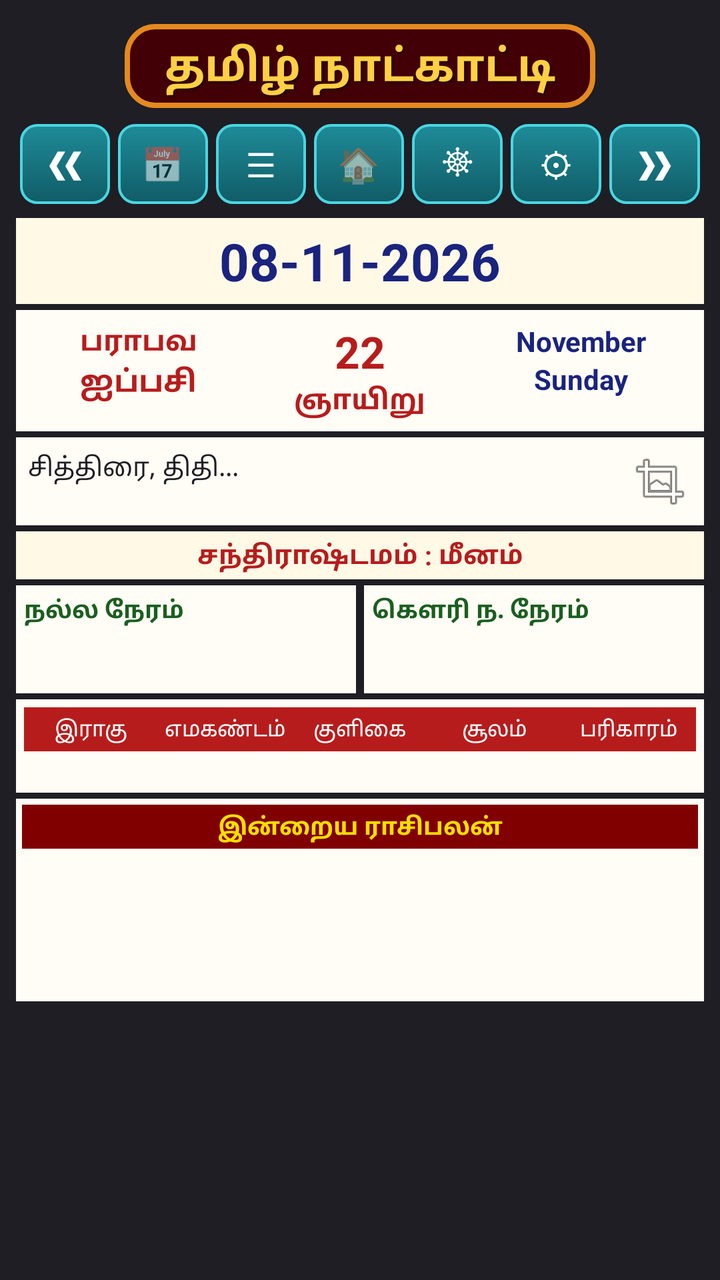
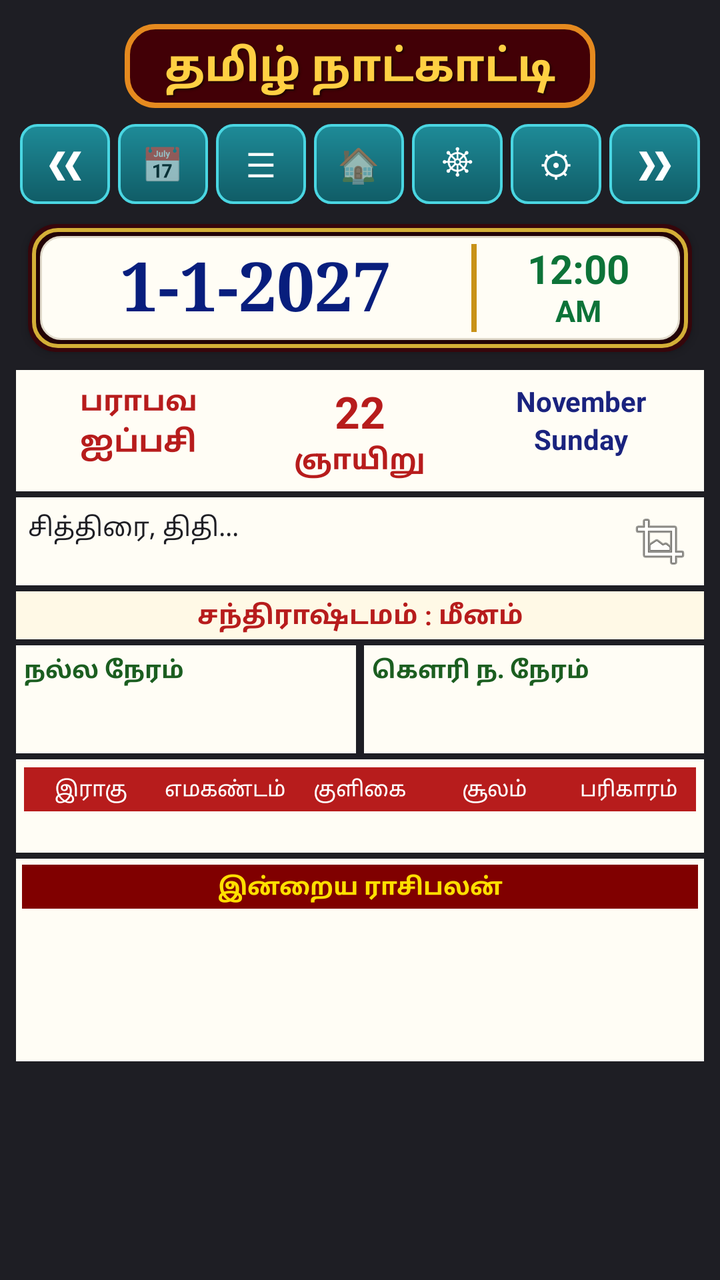

Before-and-after screenshots of an Android layout around one commit, followed by the original layout XML and the change that was made.
<!-- AndroidManifest.xml: application theme Theme.MaterialComponents.DayNight.NoActionBar -->
<!-- res/layout/fragment_panchangam.xml -->
<?xml version="1.0" encoding="utf-8"?>
<LinearLayout xmlns:android="http://schemas.android.com/apk/res/android"
    android:layout_width="match_parent"
    android:layout_height="match_parent"
    android:orientation="vertical"
    android:background="#1E1E24"
    android:padding="8dp">

    
    <TextView
        android:id="@+id/tv_app_title_banner"
        android:layout_width="wrap_content"
        android:layout_height="wrap_content"
        android:layout_gravity="center_horizontal"
        android:layout_marginTop="4dp"
        android:layout_marginBottom="8dp"
        android:background="@drawable/bg_gold_header_texture"
        android:text="தமிழ் நாட்காட்டி"
        android:textColor="#FFD043"
        android:textSize="22sp"
        android:textStyle="bold"
        android:shadowColor="#1A0000"
        android:shadowDx="1.5"
        android:shadowDy="2.0"
        android:shadowRadius="2.0"
        android:includeFontPadding="false" />

    
    <LinearLayout
        android:id="@+id/layout_nav_toolbar"
        android:layout_width="match_parent"
        android:layout_height="40dp"
        android:gravity="center_vertical"
        android:orientation="horizontal"
        android:weightSum="7"
        android:layout_marginBottom="4dp">

        <TextView
            android:id="@+id/btn_action_prev"
            android:layout_width="0dp"
            android:layout_height="match_parent"
            android:layout_weight="1"
            android:layout_marginHorizontal="2dp"
            android:background="@drawable/bg_header_btn_ripple"
            android:gravity="center"
            android:text="❮❮"
            android:textColor="#FFFFFF"
            android:textSize="16sp"
            android:textStyle="bold" />

        <TextView
            android:id="@+id/btn_action_datepicker"
            android:layout_width="0dp"
            android:layout_height="match_parent"
            android:layout_weight="1"
            android:layout_marginHorizontal="2dp"
            android:background="@drawable/bg_header_btn_ripple"
            android:gravity="center"
            android:text="📅"
            android:textSize="17sp" />

        <TextView
            android:id="@+id/btn_action_menu"
            android:layout_width="0dp"
            android:layout_height="match_parent"
            android:layout_weight="1"
            android:layout_marginHorizontal="2dp"
            android:background="@drawable/bg_header_btn_ripple"
            android:gravity="center"
            android:text="☰"
            android:textColor="#FFFFFF"
            android:textSize="17sp" />

        <TextView
            android:id="@+id/btn_action_today"
            android:layout_width="0dp"
            android:layout_height="match_parent"
            android:layout_weight="1"
            android:layout_marginHorizontal="2dp"
            android:background="@drawable/bg_header_btn_ripple"
            android:gravity="center"
            android:text="🏠"
            android:textSize="17sp" />

        <TextView
            android:id="@+id/btn_action_horai"
            android:layout_width="0dp"
            android:layout_height="match_parent"
            android:layout_weight="1"
            android:layout_marginHorizontal="2dp"
            android:background="@drawable/bg_header_btn_ripple"
            android:gravity="center"
            android:text="☸"
            android:textColor="#FFFFFF"
            android:textSize="17sp" />

        <TextView
            android:id="@+id/btn_action_settings"
            android:layout_width="0dp"
            android:layout_height="match_parent"
            android:layout_weight="1"
            android:layout_marginHorizontal="2dp"
            android:background="@drawable/bg_header_btn_ripple"
            android:gravity="center"
            android:text="⚙"
            android:textColor="#FFFFFF"
            android:textSize="17sp" />

        <TextView
            android:id="@+id/btn_action_next"
            android:layout_width="0dp"
            android:layout_height="match_parent"
            android:layout_weight="1"
            android:layout_marginHorizontal="2dp"
            android:background="@drawable/bg_header_btn_ripple"
            android:gravity="center"
            android:text="❯❯"
            android:textColor="#FFFFFF"
            android:textSize="16sp"
            android:textStyle="bold" />
    </LinearLayout>

    
    <TextView
        android:id="@+id/tv_big_gregorian_date"
        android:layout_width="match_parent"
        android:layout_height="wrap_content"
        android:gravity="center"
        android:background="#FFF9E6"
        android:textColor="#1A237E"
        android:textSize="26sp"
        android:textStyle="bold"
        android:paddingVertical="4dp"
        android:layout_marginTop="3dp"
        android:text="08-11-2026" />

    
    <LinearLayout
        android:layout_width="match_parent"
        android:layout_height="wrap_content"
        android:background="#FFFDF5"
        android:orientation="horizontal"
        android:weightSum="3"
        android:padding="6dp"
        android:layout_marginTop="3dp">

        <LinearLayout android:layout_width="0dp" android:layout_height="wrap_content" android:layout_weight="1" android:gravity="center" android:orientation="vertical">
            <TextView android:id="@+id/tv_banner_tamil_year" android:layout_width="wrap_content" android:layout_height="wrap_content" android:text="பராபவ" android:textColor="#B71C1C" android:textSize="14sp" android:textStyle="bold" />
            <TextView android:id="@+id/tv_banner_tamil_month" android:layout_width="wrap_content" android:layout_height="wrap_content" android:text="ஐப்பசி" android:textColor="#B71C1C" android:textSize="15sp" android:textStyle="bold" />
        </LinearLayout>

        <LinearLayout android:layout_width="0dp" android:layout_height="wrap_content" android:layout_weight="1" android:gravity="center" android:orientation="vertical">
            <TextView android:id="@+id/tv_banner_tamil_date" android:layout_width="wrap_content" android:layout_height="wrap_content" android:text="22" android:textColor="#B71C1C" android:textSize="22sp" android:textStyle="bold" />
            <TextView android:id="@+id/tv_banner_tamil_weekday" android:layout_width="wrap_content" android:layout_height="wrap_content" android:text="ஞாயிறு" android:textColor="#B71C1C" android:textSize="14sp" android:textStyle="bold" />
        </LinearLayout>

        <LinearLayout android:layout_width="0dp" android:layout_height="wrap_content" android:layout_weight="1" android:gravity="center" android:orientation="vertical">
            <TextView android:id="@+id/tv_banner_eng_month" android:layout_width="wrap_content" android:layout_height="wrap_content" android:text="November" android:textColor="#1A237E" android:textSize="14sp" android:textStyle="bold" />
            <TextView android:id="@+id/tv_banner_eng_weekday" android:layout_width="wrap_content" android:layout_height="wrap_content" android:text="Sunday" android:textColor="#1A237E" android:textSize="14sp" android:textStyle="bold" />
        </LinearLayout>
    </LinearLayout>

    <FrameLayout
        android:layout_width="match_parent"
        android:layout_height="wrap_content"
        android:layout_marginTop="3dp">

        <LinearLayout
            android:id="@+id/layout_simple_mode"
            android:layout_width="match_parent"
            android:layout_height="wrap_content"
            android:orientation="vertical">

            <RelativeLayout
                android:layout_width="match_parent"
                android:layout_height="wrap_content"
                android:background="#FFFDF5"
                android:padding="6dp">

                <TextView
                    android:id="@+id/tv_simple_panchangam_paragraph"
                    android:layout_width="match_parent"
                    android:layout_height="wrap_content"
                    android:textColor="#1E1E24"
                    android:textSize="13sp"
                    android:lineSpacingExtra="2dp"
                    android:text="சித்திரை, திதி..." />

                <ImageButton
                    android:id="@+id/btn_toggle_expand"
                    android:layout_width="32dp"
                    android:layout_height="32dp"
                    android:layout_alignParentEnd="true"
                    android:background="?attr/selectableItemBackground"
                    android:src="@android:drawable/ic_menu_crop" />
            </RelativeLayout>

            <TextView
                android:id="@+id/tv_simple_chandrashtamam"
                android:layout_width="match_parent"
                android:layout_height="wrap_content"
                android:gravity="center"
                android:background="#FFF9E6"
                android:textColor="#B71C1C"
                android:textSize="13sp"
                android:textStyle="bold"
                android:paddingVertical="3dp"
                android:layout_marginTop="3dp"
                android:text="சந்திராஷ்டமம் : மீனம்" />

            
            <LinearLayout
                android:layout_width="match_parent"
                android:layout_height="wrap_content"
                android:orientation="horizontal"
                android:layout_marginTop="3dp">

                <LinearLayout
                    android:layout_width="0dp"
                    android:layout_height="wrap_content"
                    android:layout_weight="1"
                    android:orientation="vertical"
                    android:background="#FFFDF5"
                    android:layout_marginEnd="2dp"
                    android:padding="4dp">
                    <TextView android:layout_width="match_parent" android:layout_height="wrap_content" android:text="நல்ல நேரம்" android:textColor="#1B5E20" android:textStyle="bold" android:textSize="12sp" />
                    <TextView android:id="@+id/tv_simple_nalla_neram_morning" android:layout_width="wrap_content" android:layout_height="wrap_content" android:textColor="#333333" android:textSize="11sp" />
                    <TextView android:id="@+id/tv_simple_nalla_neram_evening" android:layout_width="wrap_content" android:layout_height="wrap_content" android:textColor="#333333" android:textSize="11sp" />
                </LinearLayout>

                <LinearLayout
                    android:layout_width="0dp"
                    android:layout_height="wrap_content"
                    android:layout_weight="1"
                    android:orientation="vertical"
                    android:background="#FFFDF5"
                    android:layout_marginStart="2dp"
                    android:padding="4dp">
                    <TextView android:layout_width="match_parent" android:layout_height="wrap_content" android:text="கௌரி ந. நேரம்" android:textColor="#1B5E20" android:textStyle="bold" android:textSize="12sp" />
                    <TextView android:id="@+id/tv_simple_gowri_morning" android:layout_width="wrap_content" android:layout_height="wrap_content" android:textColor="#333333" android:textSize="11sp" />
                    <TextView android:id="@+id/tv_simple_gowri_evening" android:layout_width="wrap_content" android:layout_height="wrap_content" android:textColor="#333333" android:textSize="11sp" />
                </LinearLayout>
            </LinearLayout>

            
            <LinearLayout
                android:layout_width="match_parent"
                android:layout_height="wrap_content"
                android:orientation="vertical"
                android:background="#FFFDF5"
                android:layout_marginTop="3dp"
                android:padding="4dp">

                <LinearLayout android:layout_width="match_parent" android:layout_height="22dp" android:background="#B71C1C" android:weightSum="5">
                    <TextView android:layout_width="0dp" android:layout_height="match_parent" android:layout_weight="1" android:gravity="center" android:text="இராகு" android:textColor="#FFFFFF" android:textSize="10.5sp" />
                    <TextView android:layout_width="0dp" android:layout_height="match_parent" android:layout_weight="1" android:gravity="center" android:text="எமகண்டம்" android:textColor="#FFFFFF" android:textSize="10.5sp" />
                    <TextView android:layout_width="0dp" android:layout_height="match_parent" android:layout_weight="1" android:gravity="center" android:text="குளிகை" android:textColor="#FFFFFF" android:textSize="10.5sp" />
                    <TextView android:layout_width="0dp" android:layout_height="match_parent" android:layout_weight="1" android:gravity="center" android:text="சூலம்" android:textColor="#FFFFFF" android:textSize="10.5sp" />
                    <TextView android:layout_width="0dp" android:layout_height="match_parent" android:layout_weight="1" android:gravity="center" android:text="பரிகாரம்" android:textColor="#FFFFFF" android:textSize="10.5sp" />
                </LinearLayout>

                <LinearLayout android:layout_width="match_parent" android:layout_height="wrap_content" android:weightSum="5" android:paddingTop="3dp">
                    <TextView android:id="@+id/tv_simple_rahu" android:layout_width="0dp" android:layout_height="wrap_content" android:layout_weight="1" android:gravity="center" android:textColor="#222" android:textSize="9.5sp" />
                    <TextView android:id="@+id/tv_simple_yamagandam" android:layout_width="0dp" android:layout_height="wrap_content" android:layout_weight="1" android:gravity="center" android:textColor="#222" android:textSize="9.5sp" />
                    <TextView android:id="@+id/tv_simple_kuligai" android:layout_width="0dp" android:layout_height="wrap_content" android:layout_weight="1" android:gravity="center" android:textColor="#222" android:textSize="9.5sp" />
                    <TextView android:id="@+id/tv_simple_soolam" android:layout_width="0dp" android:layout_height="wrap_content" android:layout_weight="1" android:gravity="center" android:textColor="#222" android:textSize="10sp" />
                    <TextView android:id="@+id/tv_simple_parikaram" android:layout_width="0dp" android:layout_height="wrap_content" android:layout_weight="1" android:gravity="center" android:textColor="#222" android:textSize="10sp" />
                </LinearLayout>
            </LinearLayout>

            
            <LinearLayout
                android:layout_width="match_parent"
                android:layout_height="wrap_content"
                android:orientation="vertical"
                android:background="#FFFDF5"
                android:layout_marginTop="3dp"
                android:padding="3dp">

                <TextView
                    android:layout_width="match_parent"
                    android:layout_height="22dp"
                    android:gravity="center"
                    android:background="#800000"
                    android:text="இன்றைய ராசிபலன்"
                    android:textColor="#FFDF00"
                    android:textSize="12sp"
                    android:textStyle="bold" />

                
                <LinearLayout android:layout_width="match_parent" android:layout_height="wrap_content" android:weightSum="3" android:paddingVertical="2dp">
                    <TextView android:id="@+id/tv_rasi_mesham" android:layout_width="0dp" android:layout_height="wrap_content" android:layout_weight="1" android:gravity="center" android:textColor="#222" android:textSize="10.5sp" android:textStyle="bold" />
                    <TextView android:id="@+id/tv_rasi_rishabam" android:layout_width="0dp" android:layout_height="wrap_content" android:layout_weight="1" android:gravity="center" android:textColor="#222" android:textSize="10.5sp" android:textStyle="bold" />
                    <TextView android:id="@+id/tv_rasi_mithunam" android:layout_width="0dp" android:layout_height="wrap_content" android:layout_weight="1" android:gravity="center" android:textColor="#222" android:textSize="10.5sp" android:textStyle="bold" />
                </LinearLayout>

                
                <LinearLayout android:layout_width="match_parent" android:layout_height="wrap_content" android:weightSum="3" android:paddingVertical="2dp">
                    <TextView android:id="@+id/tv_rasi_kadagam" android:layout_width="0dp" android:layout_height="wrap_content" android:layout_weight="1" android:gravity="center" android:textColor="#222" android:textSize="10.5sp" android:textStyle="bold" />
                    <TextView android:id="@+id/tv_rasi_simmam" android:layout_width="0dp" android:layout_height="wrap_content" android:layout_weight="1" android:gravity="center" android:textColor="#222" android:textSize="10.5sp" android:textStyle="bold" />
                    <TextView android:id="@+id/tv_rasi_kanni" android:layout_width="0dp" android:layout_height="wrap_content" android:layout_weight="1" android:gravity="center" android:textColor="#222" android:textSize="10.5sp" android:textStyle="bold" />
                </LinearLayout>

                
                <LinearLayout android:layout_width="match_parent" android:layout_height="wrap_content" android:weightSum="3" android:paddingVertical="2dp">
                    <TextView android:id="@+id/tv_rasi_thulaam" android:layout_width="0dp" android:layout_height="wrap_content" android:layout_weight="1" android:gravity="center" android:textColor="#222" android:textSize="10.5sp" android:textStyle="bold" />
                    <TextView android:id="@+id/tv_rasi_viruchigam" android:layout_width="0dp" android:layout_height="wrap_content" android:layout_weight="1" android:gravity="center" android:textColor="#222" android:textSize="10.5sp" android:textStyle="bold" />
                    <TextView android:id="@+id/tv_rasi_dhanusu" android:layout_width="0dp" android:layout_height="wrap_content" android:layout_weight="1" android:gravity="center" android:textColor="#222" android:textSize="10.5sp" android:textStyle="bold" />
                </LinearLayout>

                
                <LinearLayout android:layout_width="match_parent" android:layout_height="wrap_content" android:weightSum="3" android:paddingVertical="2dp">
                    <TextView android:id="@+id/tv_rasi_magaram" android:layout_width="0dp" android:layout_height="wrap_content" android:layout_weight="1" android:gravity="center" android:textColor="#222" android:textSize="10.5sp" android:textStyle="bold" />
                    <TextView android:id="@+id/tv_rasi_kumbam" android:layout_width="0dp" android:layout_height="wrap_content" android:layout_weight="1" android:gravity="center" android:textColor="#222" android:textSize="10.5sp" android:textStyle="bold" />
                    <TextView android:id="@+id/tv_rasi_meenam" android:layout_width="0dp" android:layout_height="wrap_content" android:layout_weight="1" android:gravity="center" android:textColor="#222" android:textSize="10.5sp" android:textStyle="bold" />
                </LinearLayout>
            </LinearLayout>
        </LinearLayout>

        
        <LinearLayout
            android:id="@+id/layout_expanded_mode"
            android:layout_width="match_parent"
            android:layout_height="wrap_content"
            android:orientation="vertical"
            android:visibility="gone">
            <ImageButton
                android:id="@+id/btn_toggle_collapse"
                android:layout_width="32dp"
                android:layout_height="32dp"
                android:layout_gravity="end"
                android:background="?attr/selectableItemBackground"
                android:src="@android:drawable/ic_menu_close_clear_cancel" />
            <TextView android:id="@+id/tv_exp_sun_timings" android:layout_width="wrap_content" android:layout_height="wrap_content" android:textColor="#FFF" />
            <TextView android:id="@+id/tv_exp_moon_timings" android:layout_width="wrap_content" android:layout_height="wrap_content" android:textColor="#FFF" />
            <TextView android:id="@+id/tv_exp_tithi_name" android:layout_width="wrap_content" android:layout_height="wrap_content" android:textColor="#FFF" />
            <TextView android:id="@+id/tv_exp_tithi_time" android:layout_width="wrap_content" android:layout_height="wrap_content" android:textColor="#FFF" />
            <TextView android:id="@+id/tv_exp_nakshatra_name" android:layout_width="wrap_content" android:layout_height="wrap_content" android:textColor="#FFF" />
            <TextView android:id="@+id/tv_exp_nakshatra_time" android:layout_width="wrap_content" android:layout_height="wrap_content" android:textColor="#FFF" />
            <TextView android:id="@+id/tv_exp_amritadi_yoga" android:layout_width="wrap_content" android:layout_height="wrap_content" android:textColor="#FFF" />
            <TextView android:id="@+id/tv_exp_chandrashtamam" android:layout_width="wrap_content" android:layout_height="wrap_content" android:textColor="#FFF" />
            <TextView android:id="@+id/tv_exp_nalla_neram" android:layout_width="wrap_content" android:layout_height="wrap_content" android:textColor="#FFF" />
            <TextView android:id="@+id/tv_exp_gowri_neram" android:layout_width="wrap_content" android:layout_height="wrap_content" android:textColor="#FFF" />
            <TextView android:id="@+id/tv_exp_rahu" android:layout_width="wrap_content" android:layout_height="wrap_content" android:textColor="#FFF" />
            <TextView android:id="@+id/tv_exp_yamagandam" android:layout_width="wrap_content" android:layout_height="wrap_content" android:textColor="#FFF" />
            <TextView android:id="@+id/tv_exp_kuligai" android:layout_width="wrap_content" android:layout_height="wrap_content" android:textColor="#FFF" />
            <TextView android:id="@+id/tv_exp_nitya_yoga" android:layout_width="wrap_content" android:layout_height="wrap_content" android:textColor="#FFF" />
            <TextView android:id="@+id/tv_exp_karana" android:layout_width="wrap_content" android:layout_height="wrap_content" android:textColor="#FFF" />
            <TextView android:id="@+id/tv_exp_tyajyam" android:layout_width="wrap_content" android:layout_height="wrap_content" android:textColor="#FFF" />
            <TextView android:id="@+id/tv_exp_soolam" android:layout_width="wrap_content" android:layout_height="wrap_content" android:textColor="#FFF" />
            <TextView android:id="@+id/tv_exp_parikaram" android:layout_width="wrap_content" android:layout_height="wrap_content" android:textColor="#FFF" />
            <TextView android:id="@+id/tv_exp_festivals" android:layout_width="wrap_content" android:layout_height="wrap_content" android:textColor="#FFF" />
        </LinearLayout>
    </FrameLayout>
</LinearLayout>
<!-- resources referenced by this layout -->
<resources>
  <!-- drawable bg_gold_header_texture (drawable) -->
  <?xml version="1.0" encoding="utf-8"?>
  <shape xmlns:android="http://schemas.android.com/apk/res/android"
      android:shape="rectangle">
      
      <solid android:color="#420006" />
  
      
      <stroke
          android:width="2.5dp"
          android:color="#E58A1F" />
  
      
      <corners android:radius="14dp" />
  
      <padding
          android:left="20dp"
          android:top="6dp"
          android:right="20dp"
          android:bottom="6dp" />
  </shape>
  <!-- drawable bg_header_btn_ripple (drawable) -->
  <?xml version="1.0" encoding="utf-8"?>
  <ripple xmlns:android="http://schemas.android.com/apk/res/android"
      android:color="#40FFFFFF">
      <item>
          <shape android:shape="rectangle">
              
              <gradient
                  android:startColor="#1E8B98"
                  android:endColor="#105C66"
                  android:angle="270" />
              
              <stroke
                  android:width="1.2dp"
                  android:color="#4AD6E2" />
              <corners android:radius="8dp" />
          </shape>
      </item>
  </ripple>
</resources>

<!-- the commit's change to res/layout/fragment_panchangam.xml (unified diff, before → after) -->
@@ -121,18 +121,74 @@
     </LinearLayout>
 
     
-    <TextView
-        android:id="@+id/tv_big_gregorian_date"
+    <LinearLayout
         android:layout_width="match_parent"
-        android:layout_height="wrap_content"
-        android:gravity="center"
-        android:background="#FFF9E6"
-        android:textColor="#1A237E"
-        android:textSize="26sp"
-        android:textStyle="bold"
-        android:paddingVertical="4dp"
-        android:layout_marginTop="3dp"
-        android:text="08-11-2026" />
+        android:layout_height="64dp"
+        android:layout_marginHorizontal="6dp"
+        android:layout_marginTop="6dp"
+        android:layout_marginBottom="6dp"
+        android:background="@drawable/bg_clock_square_ivory"
+        android:elevation="3dp"
+        android:gravity="center_vertical"
+        android:orientation="horizontal"
+        android:paddingHorizontal="14dp"
+        android:paddingVertical="4dp">
+
+        
+        <TextView
+            android:id="@+id/tv_big_gregorian_date"
+            android:layout_width="0dp"
+            android:layout_height="wrap_content"
+            android:layout_weight="2.8"
+            android:fontFamily="serif"
+            android:gravity="center"
+            android:includeFontPadding="false"
+            android:text="1-1-2027"
+            android:textColor="#081E7D"
+            android:textSize="34sp"
+            android:textStyle="bold" />
+
+        
+        <View
+            android:layout_width="2.5dp"
+            android:layout_height="match_parent"
+            android:layout_marginHorizontal="8dp"
+            android:layout_marginVertical="6dp"
+            android:background="#C89218" />
+
+        
+        <LinearLayout
+            android:layout_width="0dp"
+            android:layout_height="match_parent"
+            android:layout_weight="1.2"
+            android:gravity="center"
+            android:orientation="vertical">
+
+            <TextClock
+                android:id="@+id/tc_banner_time"
+                android:layout_width="wrap_content"
+                android:layout_height="wrap_content"
+                android:format12Hour="h:mm"
+                android:format24Hour="HH:mm"
+                android:includeFontPadding="false"
+                android:textColor="#0D7338"
+                android:textSize="20sp"
+                android:textStyle="bold" />
+
+            <TextClock
+                android:id="@+id/tc_banner_ampm"
+                android:layout_width="wrap_content"
+                android:layout_height="wrap_content"
+                android:format12Hour="a"
+                android:format24Hour=""
+                android:includeFontPadding="false"
+                android:textColor="#0D7338"
+                android:textSize="15sp"
+                android:textStyle="bold" />
+        </LinearLayout>
+
+    </LinearLayout>
+
 
     
     <LinearLayout
<!-- resource entries referenced after the edit -->
@@ -1,5 +1,34 @@
 <!-- resources referenced by this layout -->
 <resources>
+  <!-- drawable bg_clock_square_ivory (drawable) -->
+  <?xml version="1.0" encoding="utf-8"?>
+  <layer-list xmlns:android="http://schemas.android.com/apk/res/android">
+      
+      <item>
+          <shape android:shape="rectangle">
+              <corners android:radius="14dp" />
+              <solid android:color="#36060B" />
+          </shape>
+      </item>
+  
+      
+      <item android:top="2dp" android:bottom="2dp" android:left="2dp" android:right="2dp">
+          <shape android:shape="rectangle">
+              <corners android:radius="12dp" />
+              <stroke android:width="2dp" android:color="#D4AF37" />
+              <solid android:color="#220306" />
+          </shape>
+      </item>
+  
+      
+      <item android:top="6dp" android:bottom="6dp" android:left="6dp" android:right="6dp">
+          <shape android:shape="rectangle">
+              <corners android:radius="10dp" />
+              <solid android:color="#FFFDF5" />
+              <stroke android:width="1dp" android:color="#E0DACB" />
+          </shape>
+      </item>
+  </layer-list>
   <!-- drawable bg_gold_header_texture (drawable) -->
   <?xml version="1.0" encoding="utf-8"?>
   <shape xmlns:android="http://schemas.android.com/apk/res/android"
